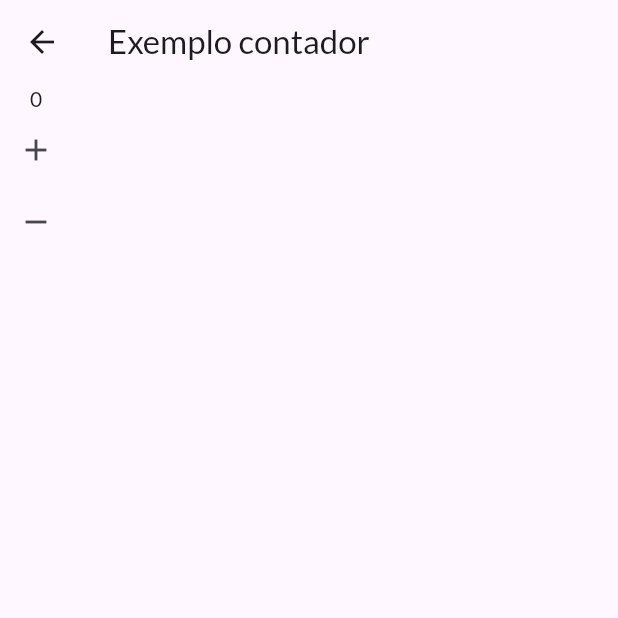
After one commit to gabrielauzier/flutter-shop, a Flutter app: the CounterPage screen opened directly, after a tap on the "add" icon, after a tap on the "remove" icon, on a phone screen of 412 x 824 dp, the top half of it. The commit adds this screen. Run offline on Flutter 3.47's test engine with Material 3 defaults, Android fonts, the phone set to English and light mode, and no system bars; network calls fail.

Commit message:
feat: add counter inherited widget (#220)

```diff
--- a/lib/components/product_item.dart
+++ b/lib/components/product_item.dart
@@ -25,6 +25,7 @@
           leading: IconButton(
             onPressed: () {},
             icon: const Icon(Icons.favorite),
+            color: Theme.of(context).colorScheme.secondary,
           ),
           trailing: IconButton(
             onPressed: () {},
--- a/lib/main.dart
+++ b/lib/main.dart
@@ -3,6 +3,7 @@
 import 'package:shop/core/app_routes.dart';
 import 'package:shop/pages/products_detail_page.dart';
 import 'package:shop/pages/products_overview_page.dart';
+import 'package:shop/providers/counter.dart';
 
 void main() {
   runApp(MyApp());
@@ -14,7 +15,8 @@
 
   @override
   Widget build(BuildContext context) {
-    return MaterialApp(
+    return CounterProvider(
+      child: MaterialApp(
         title: 'Flutter Demo',
         theme: theme.copyWith(
           colorScheme: theme.colorScheme.copyWith(
@@ -27,6 +29,7 @@
           AppRoutes.PRODUCT_DETAIL: (ctx) => ProductDetailPage(),
         },
         debugShowCheckedModeBanner: false,
+      ),
     );
   }
 }
--- /dev/null
+++ b/lib/pages/counter_page.dart
@@ -0,0 +1,45 @@
+import 'package:flutter/material.dart';
+import 'package:shop/providers/counter.dart';
+
+class CounterPage extends StatefulWidget {
+  const CounterPage({
+    super.key,
+  });
+
+  @override
+  _CounterPageState createState() => _CounterPageState();
+}
+
+class _CounterPageState extends State<CounterPage> {
+  @override
+  Widget build(BuildContext context) {
+    final provider = CounterProvider.of(context);
+
+    return Scaffold(
+      appBar: AppBar(
+        title: const Text('Exemplo contador'),
+      ),
+      body: Column(
+        children: [
+          Text(provider?.state.value.toString() ?? '0'),
+          IconButton(
+            onPressed: () {
+              setState(() {
+                provider?.state.inc();
+              });
+            },
+            icon: const Icon(Icons.add),
+          ),
+          IconButton(
+            onPressed: () {
+              setState(() {
+                provider?.state.dec();
+              });
+            },
+            icon: const Icon(Icons.remove),
+          )
+        ],
+      ),
+    );
+  }
+}
--- /dev/null
+++ b/lib/providers/counter.dart
@@ -0,0 +1,31 @@
+import 'package:flutter/material.dart';
+
+class CounterState {
+  int _value = 0;
+
+  void inc() => _value++;
+  void dec() => _value--;
+  int get value => _value;
+
+  bool diff(CounterState old) {
+    return old._value != value;
+  }
+}
+
+class CounterProvider extends InheritedWidget {
+  final CounterState state = CounterState();
+
+  CounterProvider({
+    super.key,
+    required Widget child,
+  }) : super(child: child);
+
+  static CounterProvider? of(BuildContext context) {
+    return context.dependOnInheritedWidgetOfExactType<CounterProvider>();
+  }
+
+  @override
+  bool updateShouldNotify(covariant CounterProvider oldWidget) {
+    return oldWidget.state.diff(state);
+  }
+}
```
Lines whose indentation alone changed are shown as unchanged.
